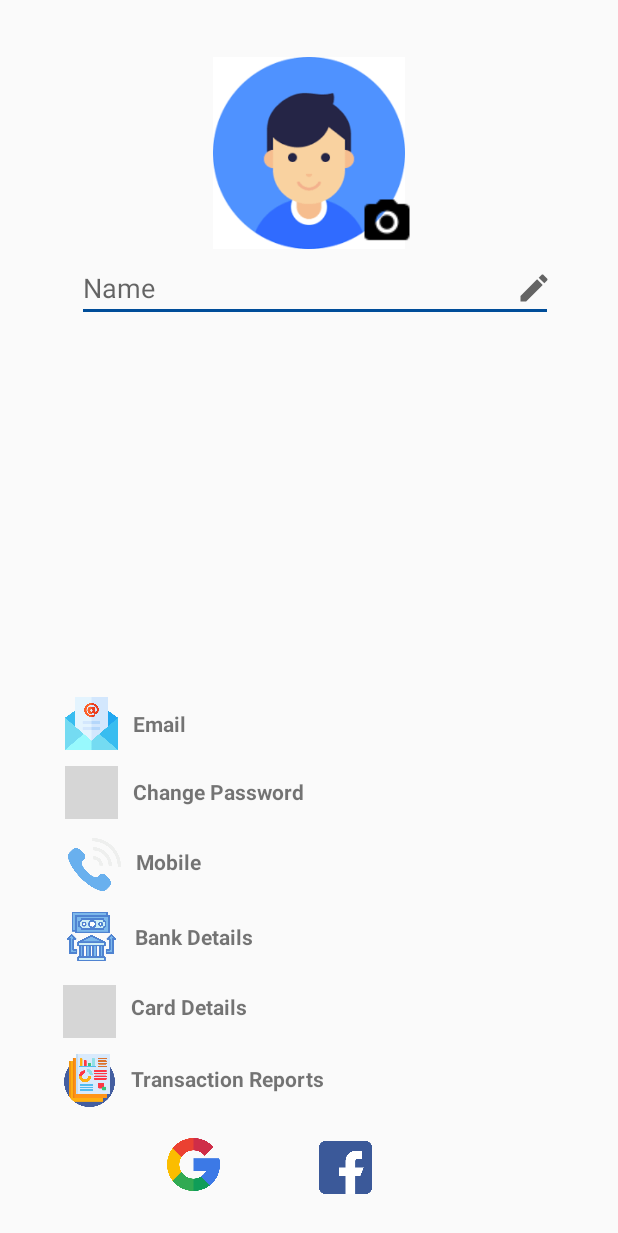
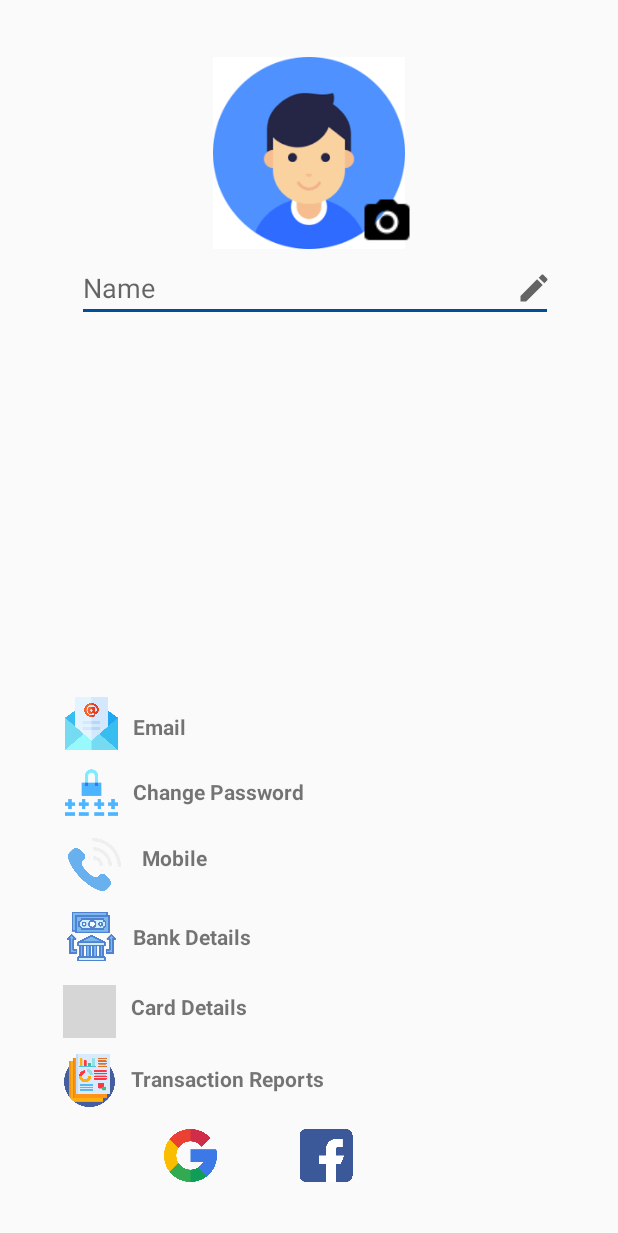
Before and after one commit to SLIIT-HCI/finance-app, an Android app: the screen it shows after launch (UserProfile), on a phone screen of 412 x 824 dp. Shown: the top 1233 px of the screen. Run offline under Robolectric (Android 15) with nearby library versions, the phone set to English and light mode, and no system bars; Roboto replaces fonts that are not available here; grey boxes are pictures that could not be loaded.

Commit message:
Select image from gallery and change password functions are implemented

```diff
--- a/app/src/main/java/com/example/financemanagementapp/UserProfile.java
+++ b/app/src/main/java/com/example/financemanagementapp/UserProfile.java
@@ -1,14 +1,83 @@
 package com.example.financemanagementapp;
 
+import androidx.appcompat.app.AlertDialog;
 import androidx.appcompat.app.AppCompatActivity;
 
+import android.content.DialogInterface;
+import android.content.Intent;
 import android.os.Bundle;
+import android.provider.MediaStore;
+import android.view.View;
+import android.widget.EditText;
+import android.widget.ImageView;
+import android.widget.TextView;
 
 public class UserProfile extends AppCompatActivity {
+
+    private final int REQUEST_CODE=10;
+    ImageView selectFromGallery;
+    TextView changePassword, changeMobile;
 
     @Override
     protected void onCreate(Bundle savedInstanceState) {
         super.onCreate(savedInstanceState);
         setContentView(R.layout.activity_user_profile);
+
+        selectFromGallery = (ImageView) findViewById(R.id.selectFromGallery);
+        changePassword = (TextView) findViewById(R.id.changePassword);
+        changeMobile = (TextView)findViewById(R.id.changeMobile);
+
+        selectFromGallery.setOnClickListener(new View.OnClickListener() {
+            @Override
+            public void onClick(View view) {
+                Intent selectImage = new Intent(Intent.ACTION_PICK, MediaStore.Images.Media.EXTERNAL_CONTENT_URI);
+                startActivityForResult(selectImage,REQUEST_CODE);
+                //selectImage.setText("Select Again");
+            }
+        });
+
+        changePassword.setOnClickListener(new View.OnClickListener() {
+            @Override
+            public void onClick(View view) {
+                Intent ChangePassword = new Intent(getApplicationContext(), ForgotPasswordActivity.class);
+                startActivity(ChangePassword);
+            }
+        });
+
+        changeMobile.setOnClickListener(new View.OnClickListener() {
+            @Override
+            public void onClick(View view) {
+                enterMobileNumber();
+            }
+        });
+
+
+    }
+
+
+    private void enterMobileNumber(){
+        AlertDialog.Builder alert = new AlertDialog.Builder(this);
+
+        alert.setTitle("Enter your Mobile Number");
+        //alert.setMessage("Message");
+
+        // Set an EditText view to get user input
+        final EditText input = new EditText(this);
+        alert.setView(input);
+
+        alert.setPositiveButton("Ok", new DialogInterface.OnClickListener() {
+            public void onClick(DialogInterface dialog, int whichButton) {
+
+                // Do something with value!
+            }
+        });
+
+        alert.setNegativeButton("Cancel", new DialogInterface.OnClickListener() {
+            public void onClick(DialogInterface dialog, int whichButton) {
+                // Canceled.
+            }
+        });
+
+        alert.show();
     }
 }
--- a/app/src/main/res/layout/activity_user_profile.xml
+++ b/app/src/main/res/layout/activity_user_profile.xml
@@ -7,7 +7,7 @@
     tools:context=".UserProfile">
 
     <ImageView
-        android:id="@+id/imageView5"
+        android:id="@+id/userProfile"
         android:layout_width="137dp"
         android:layout_height="128dp"
         android:layout_alignParentTop="true"
@@ -16,7 +16,7 @@
         app:srcCompat="@drawable/avatar1" />
 
     <ImageView
-        android:id="@+id/imageView6"
+        android:id="@+id/selectFromGallery"
         android:layout_width="wrap_content"
         android:layout_height="wrap_content"
         android:layout_alignParentTop="true"
@@ -26,7 +26,7 @@
         app:srcCompat="@drawable/icon_camera2" />
 
     <EditText
-        android:id="@+id/editTextTextPersonName"
+        android:id="@+id/userName"
         android:layout_width="wrap_content"
         android:layout_height="wrap_content"
         android:layout_alignParentStart="true"
@@ -41,7 +41,7 @@
         android:inputType="textPersonName" />
 
     <ImageView
-        android:id="@+id/imageView7"
+        android:id="@+id/editUserName"
         android:layout_width="wrap_content"
         android:layout_height="45dp"
         android:layout_alignParentTop="true"
@@ -51,7 +51,7 @@
         app:srcCompat="@drawable/ic_baseline_edit_24" />
 
     <TextView
-        android:id="@+id/textView11"
+        android:id="@+id/changePassword"
         android:layout_width="199dp"
         android:layout_height="20dp"
         android:layout_alignParentEnd="true"
@@ -59,32 +59,35 @@
         android:layout_marginStart="10dp"
         android:layout_marginEnd="113dp"
         android:layout_marginBottom="286dp"
-        android:layout_toEndOf="@+id/imageView18"
+        android:layout_toEndOf="@+id/uPassword"
         android:text="@string/Change_Password"
+        android:clickable="true"
         android:textStyle="bold" />
 
     <ImageView
-        android:id="@+id/imageView16"
+        android:id="@+id/facebook"
         android:layout_width="35dp"
         android:layout_height="35dp"
+        android:layout_alignParentEnd="true"
         android:layout_alignParentBottom="true"
-        android:layout_marginStart="66dp"
-        android:layout_marginBottom="28dp"
-        android:layout_toEndOf="@+id/imageView15"
+        android:layout_marginStart="54dp"
+        android:layout_marginEnd="176dp"
+        android:layout_marginBottom="36dp"
+        android:layout_toEndOf="@+id/google"
         app:srcCompat="@drawable/facebook" />
 
     <ImageView
-        android:id="@+id/imageView15"
+        android:id="@+id/google"
         android:layout_width="35dp"
         android:layout_height="35dp"
         android:layout_alignParentStart="true"
         android:layout_alignParentBottom="true"
-        android:layout_marginStart="111dp"
-        android:layout_marginBottom="30dp"
+        android:layout_marginStart="109dp"
+        android:layout_marginBottom="36dp"
         app:srcCompat="@drawable/google" />
 
     <TextView
-        android:id="@+id/textView15"
+        android:id="@+id/transactionReport"
         android:layout_width="wrap_content"
         android:layout_height="wrap_content"
         android:layout_alignParentEnd="true"
@@ -92,12 +95,12 @@
         android:layout_marginStart="10dp"
         android:layout_marginEnd="121dp"
         android:layout_marginBottom="95dp"
-        android:layout_toEndOf="@+id/imageView14"
+        android:layout_toEndOf="@+id/report"
         android:text="@string/transaction_reports"
         android:textStyle="bold" />
 
     <TextView
-        android:id="@+id/textView14"
+        android:id="@+id/cardDetails"
         android:layout_width="wrap_content"
         android:layout_height="wrap_content"
         android:layout_alignParentEnd="true"
@@ -105,12 +108,12 @@
         android:layout_marginStart="10dp"
         android:layout_marginEnd="135dp"
         android:layout_marginBottom="143dp"
-        android:layout_toEndOf="@+id/imageView13"
+        android:layout_toEndOf="@+id/card"
         android:text="@string/card_details"
         android:textStyle="bold" />
 
     <ImageView
-        android:id="@+id/imageView13"
+        android:id="@+id/card"
         android:layout_width="35dp"
         android:layout_height="35dp"
         android:layout_alignParentStart="true"
@@ -120,7 +123,7 @@
         app:srcCompat="@drawable/credit_card" />
 
     <ImageView
-        android:id="@+id/imageView14"
+        android:id="@+id/report"
         android:layout_width="35dp"
         android:layout_height="35dp"
         android:layout_alignParentStart="true"
@@ -130,7 +133,7 @@
         app:srcCompat="@drawable/report" />
 
     <ImageView
-        android:id="@+id/imageView12"
+        android:id="@+id/bankDetail"
         android:layout_width="35dp"
         android:layout_height="35dp"
         android:layout_alignParentStart="true"
@@ -140,20 +143,20 @@
         app:srcCompat="@drawable/bank_details" />
 
     <TextView
-        android:id="@+id/textView13"
+        android:id="@+id/TVBankDetail"
         android:layout_width="wrap_content"
         android:layout_height="wrap_content"
         android:layout_alignParentEnd="true"
         android:layout_alignParentBottom="true"
-        android:layout_marginStart="11dp"
-        android:layout_marginEnd="120dp"
+        android:layout_marginStart="10dp"
+        android:layout_marginEnd="226dp"
         android:layout_marginBottom="190dp"
-        android:layout_toEndOf="@+id/imageView12"
+        android:layout_toEndOf="@+id/bankDetail"
         android:text="@string/bank_detail"
         android:textStyle="bold" />
 
     <ImageView
-        android:id="@+id/imageView17"
+        android:id="@+id/mobile"
         android:layout_width="35dp"
         android:layout_height="35dp"
         android:layout_alignParentStart="true"
@@ -163,17 +166,17 @@
         app:srcCompat="@drawable/phone_call" />
 
     <ImageView
-        android:id="@+id/imageView18"
+        android:id="@+id/uPassword"
         android:layout_width="35dp"
         android:layout_height="35dp"
         android:layout_alignParentStart="true"
         android:layout_alignParentBottom="true"
         android:layout_marginStart="43dp"
         android:layout_marginBottom="278dp"
-        app:srcCompat="@drawable/change_password2" />
+        app:srcCompat="@drawable/change_password3" />
 
     <ImageView
-        android:id="@+id/imageView19"
+        android:id="@+id/userEmail"
         android:layout_width="35dp"
         android:layout_height="35dp"
         android:layout_alignParentStart="true"
@@ -183,28 +186,29 @@
         app:srcCompat="@drawable/email2" />
 
     <TextView
-        android:id="@+id/textView18"
+        android:id="@+id/ChangeEmail"
         android:layout_width="wrap_content"
         android:layout_height="wrap_content"
         android:layout_alignParentEnd="true"
         android:layout_alignParentBottom="true"
         android:layout_marginStart="10dp"
-        android:layout_marginEnd="259dp"
-        android:layout_marginBottom="332dp"
-        android:layout_toEndOf="@+id/imageView19"
-        android:textStyle="bold"
-        android:text="@string/Change_email" />
+        android:layout_marginEnd="284dp"
+        android:layout_marginBottom="330dp"
+        android:layout_toEndOf="@+id/userEmail"
+        android:text="@string/Change_email"
+        android:textStyle="bold" />
 
     <TextView
-        android:id="@+id/textView12"
+        android:id="@+id/changeMobile"
         android:layout_width="185dp"
         android:layout_height="26dp"
         android:layout_alignParentEnd="true"
         android:layout_alignParentBottom="true"
-        android:layout_marginStart="10dp"
-        android:layout_marginEnd="118dp"
-        android:layout_marginBottom="233dp"
-        android:layout_toEndOf="@+id/imageView17"
+        android:layout_centerHorizontal="true"
+        android:layout_marginStart="14dp"
+        android:layout_marginEnd="114dp"
+        android:layout_marginBottom="236dp"
+        android:layout_toEndOf="@+id/mobile"
         android:text="@string/mobile"
         android:textStyle="bold" />
 
```
Also changed, not shown: app/src/main/res/drawable-v24/change_password3.png (added).
